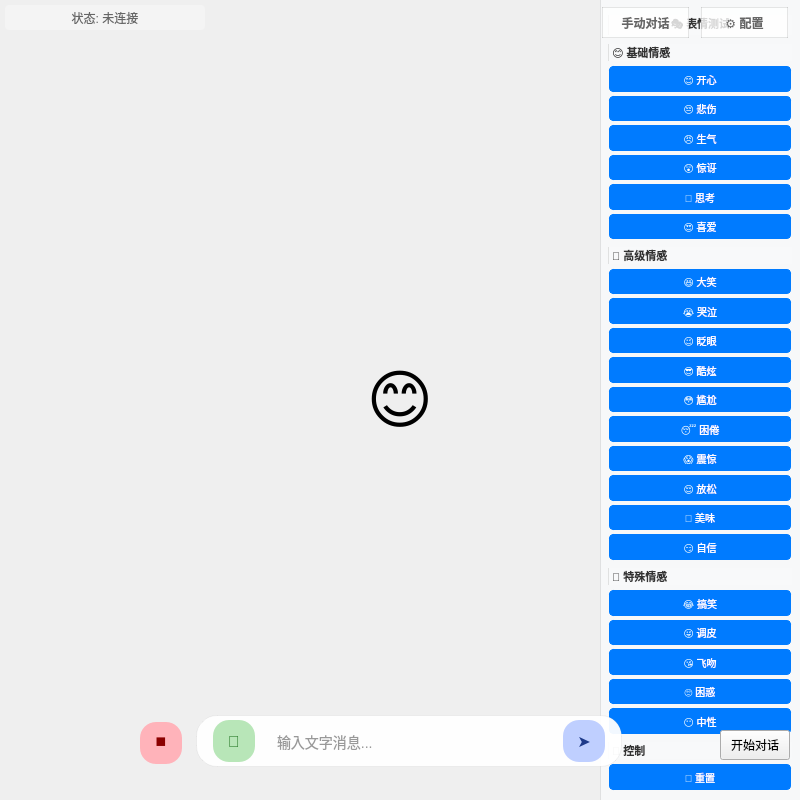
First picture: the form in src/display/gui_display.ui, repository adam-doco/Zoe, before the edit.
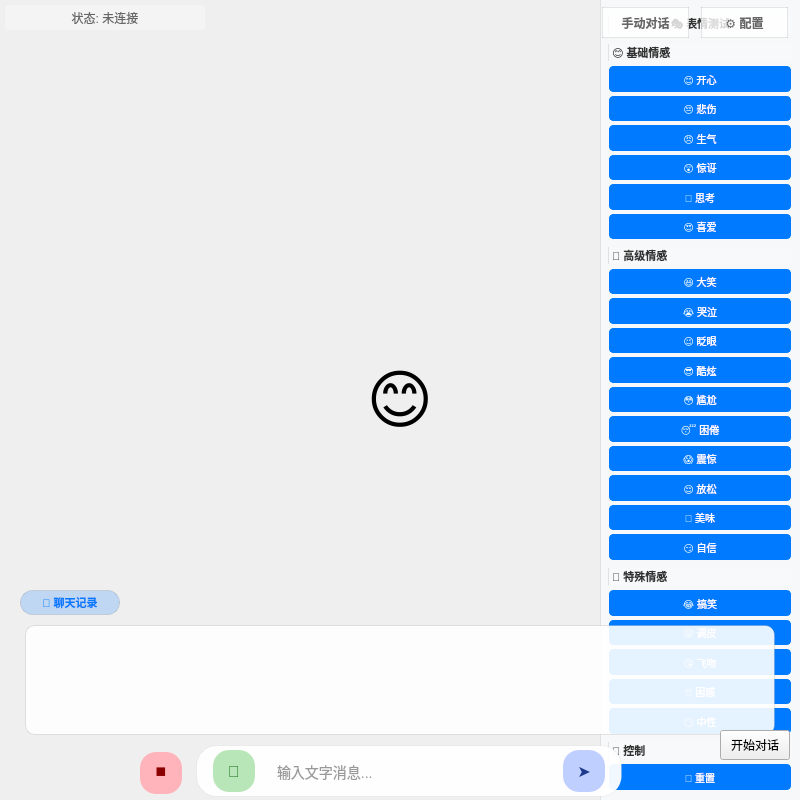
Second picture: the form after the edit.

Patch:
```diff
--- a/src/display/gui_display.ui
+++ b/src/display/gui_display.ui
@@ -491,12 +491,96 @@
    </layout>
   </widget>
 
+  <!-- 聊天面板区域（可折叠） -->
+  <widget class="QFrame" name="chat_panel">
+   <property name="geometry">
+    <rect>
+     <x>20</x>
+     <y>620</y>
+     <width>760</width>
+     <height>120</height>
+    </rect>
+   </property>
+   <property name="visible">
+    <bool>true</bool>
+   </property>
+   <property name="styleSheet">
+    <string>
+QFrame {
+    background-color: rgba(255, 255, 255, 0.9);
+    border: 1px solid rgba(0, 0, 0, 0.1);
+    border-radius: 10px;
+    margin: 5px;
+}
+    </string>
+   </property>
+   <layout class="QVBoxLayout" name="chat_panel_layout">
+    <property name="spacing">
+     <number>0</number>
+    </property>
+    <property name="leftMargin">
+     <number>0</number>
+    </property>
+    <property name="rightMargin">
+     <number>0</number>
+    </property>
+    <property name="topMargin">
+     <number>0</number>
+    </property>
+    <property name="bottomMargin">
+     <number>0</number>
+    </property>
+   </layout>
+  </widget>
+
+  <!-- 聊天面板显示/隐藏切换按钮 -->
+  <widget class="QPushButton" name="chat_toggle_btn">
+   <property name="geometry">
+    <rect>
+     <x>20</x>
+     <y>590</y>
+     <width>100</width>
+     <height>25</height>
+    </rect>
+   </property>
+   <property name="styleSheet">
+    <string>
+QPushButton {
+    background-color: rgba(255, 255, 255, 0.8);
+    color: #666666;
+    border: 1px solid rgba(0, 0, 0, 0.1);
+    border-radius: 12px;
+    font-size: 11px;
+    padding: 4px 8px;
+    font-weight: 500;
+}
+QPushButton:hover {
+    background-color: rgba(255, 255, 255, 0.95);
+    color: #333333;
+}
+QPushButton:checked {
+    background-color: rgba(0, 122, 255, 0.2);
+    color: #007AFF;
+}
+    </string>
+   </property>
+   <property name="text">
+    <string>💬 聊天记录</string>
+   </property>
+   <property name="checkable">
+    <bool>true</bool>
+   </property>
+   <property name="checked">
+    <bool>true</bool>
+   </property>
+  </widget>
+
   <!-- 打断按钮（左下角） -->
   <widget class="QPushButton" name="abort_btn">
    <property name="geometry">
     <rect>
      <x>140</x>
-     <y>722</y>
+     <y>752</y>
      <width>42</width>
      <height>42</height>
     </rect>
@@ -531,7 +615,7 @@
    <property name="geometry">
     <rect>
      <x>196</x>
-     <y>715</y>
+     <y>745</y>
      <width>414</width>
      <height>42</height>
     </rect>
```
